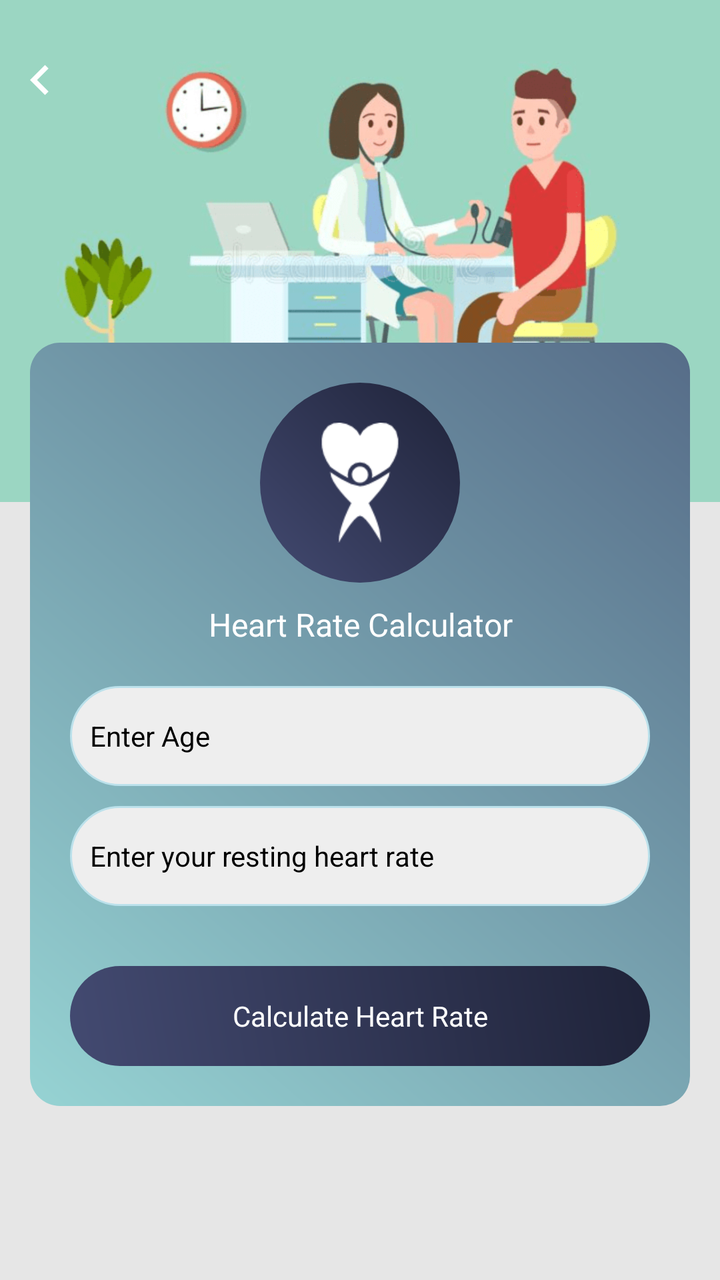
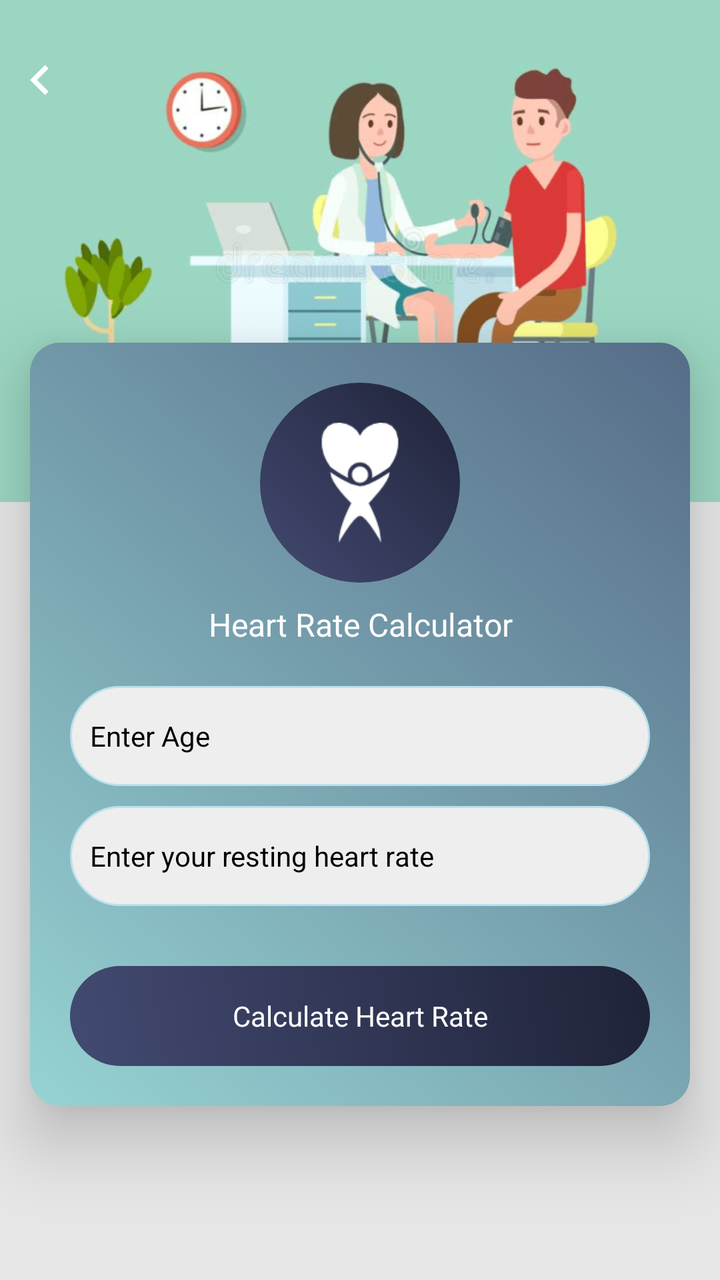

Two renders of the same Android screen: before a commit and after it. Below are the layout's source before the change and the commit's diff.
<!-- AndroidManifest.xml: application theme AppTheme -->
<!-- res/layout/heart_rate_calculator.xml -->
<?xml version="1.0" encoding="utf-8"?>
<RelativeLayout xmlns:android="http://schemas.android.com/apk/res/android"
    xmlns:aapt="http://schemas.android.com/aapt"
    xmlns:app="http://schemas.android.com/apk/res-auto"
    android:layout_width="match_parent"
    android:layout_height="match_parent"
    android:background="@color/gray_color"
    android:orientation="vertical">


    <RelativeLayout
        android:id="@+id/banner"
        android:layout_width="match_parent"
        android:layout_height="wrap_content"
        android:background="@mipmap/calculator_banner_2">

    </RelativeLayout>
    <ImageView
        android:id="@+id/iv_back"
        android:layout_width="40dp"
        android:layout_height="40dp"
        android:layout_alignParentLeft="true"
        android:layout_alignParentTop="true"
        android:layout_marginTop="20dp"
        android:padding="5dp"
        android:src="@drawable/ic_chevron_left_white_24dp" />



    <LinearLayout
        android:id="@+id/cardviewone"
        android:layout_marginBottom="60dp"
        android:layout_width="match_parent"
        android:layout_height="wrap_content"
        android:layout_marginLeft="@dimen/text_15"
        android:layout_below="@+id/banner"
        android:layout_marginTop="-80dp"
        android:layout_marginRight="@dimen/text_15"
        android:orientation="horizontal"
        android:background="@drawable/a2_grad_black"
        app:cardElevation="20dip">



    <ScrollView
        android:layout_width="match_parent"
        android:layout_height="wrap_content"
        android:layout_above="@+id/normal_ad_include"
        android:layout_below="@+id/tv_heartrate">

        <LinearLayout
            android:layout_width="match_parent"
            android:layout_height="wrap_content"
            android:layout_centerInParent="true"
            android:layout_margin="20dp"
            android:orientation="vertical">


            <RelativeLayout
                android:layout_width="match_parent"
                android:layout_above="@+id/cardviewone"

                android:layout_height="wrap_content">
                <RelativeLayout
                    android:id="@+id/rel12"
                    android:layout_width="100dp"
                    android:layout_centerInParent="true"
                    android:background="@drawable/a3_grad"
                    android:layout_height="100dp">

                    <ImageView
                        android:id="@+id/iv_heartrate"
                        android:layout_width="60dp"
                        android:layout_height="60dp"
                        android:layout_centerHorizontal="true"
                        android:layout_centerInParent="true"
                        android:src="@drawable/img_heart_rate" />
                </RelativeLayout>
            </RelativeLayout>


            <TextView
                android:id="@+id/tv_heartrate"
                android:layout_width="match_parent"
                android:layout_height="wrap_content"
                android:layout_below="@+id/rel12"
                android:textAlignment="center"
                android:layout_centerHorizontal="true"
                android:layout_margin="10dp"
                android:text="@string/Heart_Rate_Calculator"
                android:textColor="@color/white"
                android:textSize="@dimen/textsize_16" />
            
            <EditText
                android:id="@+id/et_age"
                android:layout_width="match_parent"
                android:layout_height="50dp"
                android:layout_marginBottom="10dp"
                android:layout_weight="7"
                android:background="@drawable/corner2"
                android:hint="@string/Enter_Age"
                android:imeOptions="actionNext"
                android:inputType="number"
                android:layout_marginTop="10dp"
                android:maxLength="8"
                android:paddingLeft="10dp"
                android:textColor="@color/black"
                android:textColorHint="@color/black"
                android:textSize="@dimen/textsize_14" />

            <EditText
                android:id="@+id/et_heart_rate"
                android:layout_width="match_parent"
                android:layout_height="50dp"
                android:layout_weight="7"
                android:background="@drawable/corner2"
                android:hint="@string/Enter_your_resting_heart_rate"
                android:imeOptions="actionDone"
                android:inputType="number"
                android:maxLength="8"
                android:paddingLeft="10dp"
                android:textColor="@color/black"
                android:textColorHint="@color/black"
                android:textSize="@dimen/textsize_14" />

            <TextView
                android:id="@+id/tv_search_heart_rate"
                android:layout_width="match_parent"
                android:layout_height="50dp"
                android:layout_marginTop="30dp"
                android:background="@drawable/a3_grad"
                android:gravity="center"
                android:padding="5dp"
                android:paddingLeft="10dp"
                android:text="@string/Calculate_Heart_Rate"
                android:textColor="@color/white"
                android:textColorHint="@color/white"
                android:textSize="@dimen/textsize_14" />
        </LinearLayout>
    </ScrollView>
    
    </LinearLayout>

    <LinearLayout
        android:id="@+id/normal_ad_include"
        android:layout_width="match_parent"
        android:layout_height="wrap_content"
        android:orientation="vertical"
        android:gravity="center"
        android:layout_alignParentBottom="true"/>
</RelativeLayout>
<!-- resources referenced by this layout -->
<resources>
  <color name="black">#000000</color>
  <color name="gray_color">#E6E6E6</color>
  <color name="white">#ffffff</color>
  <dimen name="text_15">15sp</dimen>
  <dimen name="textsize_14">14sp</dimen>
  <dimen name="textsize_16">16sp</dimen>
  <!-- drawable a2_grad_black (drawable) -->
  <?xml version="1.0" encoding="utf-8"?>
  <shape xmlns:android="http://schemas.android.com/apk/res/android">
      <gradient
          android:angle="225"
          android:endColor="#96D3D3"
          android:startColor="#566C88" />
  
      <corners android:radius="15dp"/>
  
  </shape>
  <!-- drawable a3_grad (drawable) -->
  <?xml version="1.0" encoding="utf-8"?>
  <shape xmlns:android="http://schemas.android.com/apk/res/android">
  <gradient
      android:angle="225"
      android:endColor="#434A71"
      android:startColor="#1F2339" />
  
  <corners android:radius="200dp"/>
  
  </shape>
  <!-- drawable corner2 (drawable) -->
  <?xml version="1.0" encoding="utf-8"?>
  <shape xmlns:android="http://schemas.android.com/apk/res/android"
      android:shape="rectangle">
  
  
      <stroke
          android:width="1dp"
          android:color="#BBE1EB"/>
  
      <corners android:radius="200dp"/>
  
      <solid
          android:color="#EEEEEE"/>
  
  </shape>
  <!-- drawable ic_chevron_left_white_24dp (drawable) -->
  <vector android:height="24dp" android:tint="#FFFFFF"
      android:viewportHeight="24" android:viewportWidth="24"
      android:width="24dp" xmlns:android="http://schemas.android.com/apk/res/android">
      <path android:fillColor="@android:color/white" android:pathData="M15.41,7.41L14,6l-6,6 6,6 1.41,-1.41L10.83,12z"/>
  </vector>
  <!-- drawable img_heart_rate: png bitmap (drawable, 1485 bytes) -->
  <!-- mipmap calculator_banner_2: png bitmap (mipmap-xhdpi, 70074 bytes) -->
  <string name="Calculate_Heart_Rate">Calculate Heart Rate</string>
  <string name="Enter_Age">Enter Age</string>
  <string name="Enter_your_resting_heart_rate">Enter your resting heart rate</string>
  <string name="Heart_Rate_Calculator">Heart Rate Calculator</string>
  <style name="AppTheme" parent="Theme.AppCompat.Light.DarkActionBar">
          
          <item name="colorPrimary">@color/colorPrimary</item>
          <item name="colorPrimaryDark">@color/colorPrimaryDark</item>
          <item name="colorAccent">@color/colorAccent</item>
      </style>
  <color name="colorPrimary">#434A71</color>
  <color name="colorPrimaryDark">#1F2339</color>
  <color name="colorAccent">#1F2339</color>
</resources>

<!-- the commit's change to res/layout/heart_rate_calculator.xml (unified diff, before → after) -->
@@ -38,7 +38,7 @@
         android:layout_marginRight="@dimen/text_15"
         android:orientation="horizontal"
         android:background="@drawable/a2_grad_black"
-        app:cardElevation="20dip">
+        android:elevation="20dp">
 
 
 
